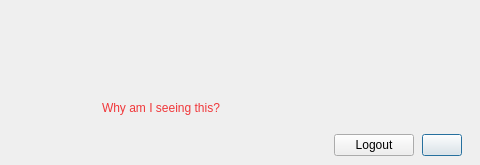
Old version of the form src/MEGASync/gui/macx/VerifyLockMessage.ui in the repository meganz/MEGAsync.
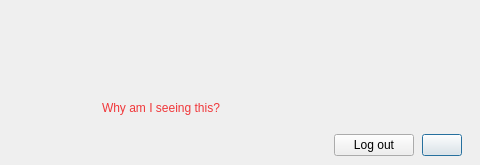
New version of the form.

Commit message: SNC-2316 Source edit "Logout" to "Log out"

The edit to the form file:
```diff
--- a/src/MEGASync/gui/macx/VerifyLockMessage.ui
+++ b/src/MEGASync/gui/macx/VerifyLockMessage.ui
@@ -276,7 +276,7 @@
       <item>
        <widget class="QPushButton" name="bLogout">
         <property name="text">
-         <string>Logout</string>
+         <string>Log out</string>
         </property>
        </widget>
       </item>
```
The commit also changes 13 other files.
